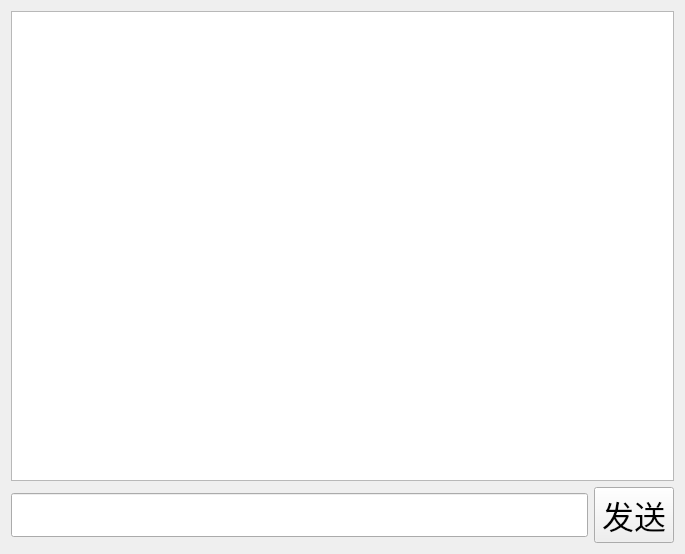
This is TcpClient/privatechat.ui in Reliey/NetDisk as Qt 5 draws it before an edit. The edited form follows.
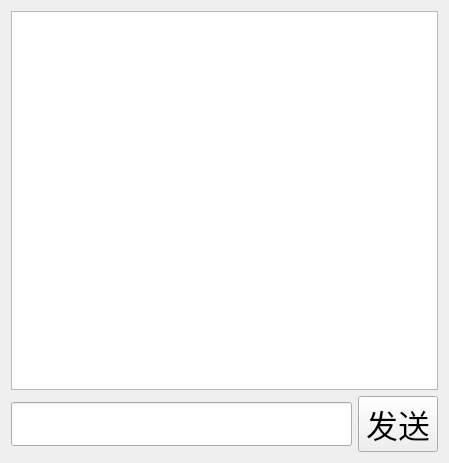
This is the edited form.

Diff of the .ui file:
```diff
--- a/TcpClient/privatechat.ui
+++ b/TcpClient/privatechat.ui
@@ -6,8 +6,8 @@
    <rect>
     <x>0</x>
     <y>0</y>
-    <width>685</width>
-    <height>554</height>
+    <width>449</width>
+    <height>463</height>
    </rect>
   </property>
   <property name="windowTitle">
```
